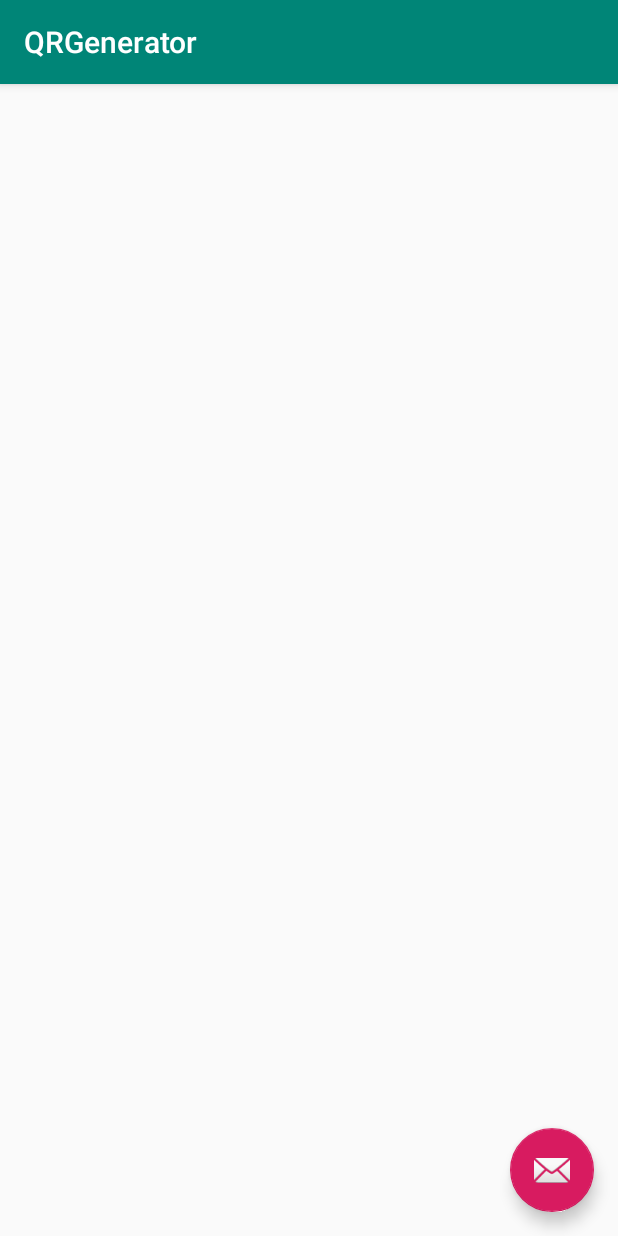
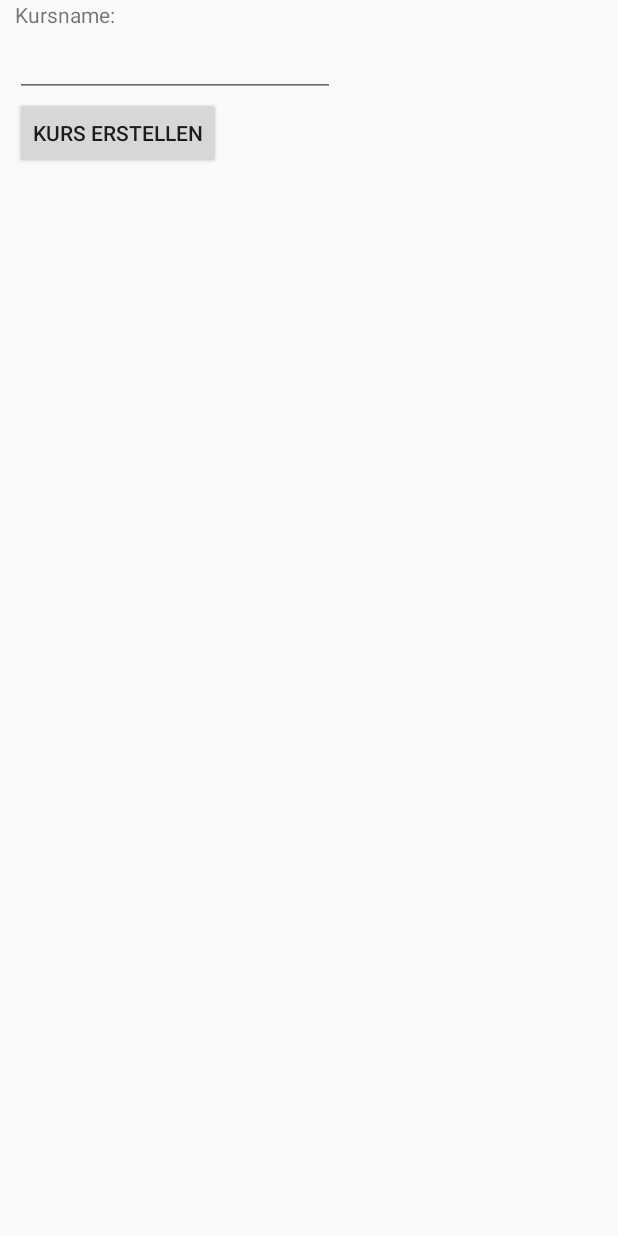
Before and after one commit to jweyers2/GradeMe, an Android app: the QRGenerator screen opened directly, with no data from a screen before it, on a phone screen of 412 x 824 dp. Run offline under Robolectric (Android 15) with nearby library versions, the phone set to English and light mode, and no system bars; libraries missing offline, so code that uses them is left out: androidmads.library.qrgenearator.

Commit message:
Kleine Fixes und QR Generator eingebunden

```diff
--- a/app/src/main/java/com/example/grademe/QRActivity.java
+++ b/app/src/main/java/com/example/grademe/QRActivity.java
@@ -46,7 +46,7 @@ public class QRActivity extends AppCompatActivity {
                 try {
                     //converting the data to json
                     JSONObject obj = new JSONObject(result.getContents());
-                    //TODO Kurs erstellen
+                    //TODO Kurs beitreten
                     //setting values to textviews
                 } catch (JSONException e) {
                     e.printStackTrace();
--- a/app/src/main/java/com/example/grademe/QRGenerator.java
+++ b/app/src/main/java/com/example/grademe/QRGenerator.java
@@ -1,8 +1,11 @@
 package com.example.grademe;
 
+import android.app.Activity;
+import android.content.Intent;
 import android.graphics.Bitmap;
 import android.graphics.Point;
 import android.os.Bundle;
+import android.os.Environment;
 import android.support.design.widget.FloatingActionButton;
 import android.support.design.widget.Snackbar;
 import android.support.v7.app.AppCompatActivity;
@@ -11,16 +14,32 @@ import android.util.Log;
 import android.view.Display;
 import android.view.View;
 import android.view.WindowManager;
+import android.view.inputmethod.InputMethodManager;
+import android.widget.Button;
+import android.widget.EditText;
 import android.widget.ImageView;
+import android.widget.TextView;
+import android.widget.Toast;
 
 
 import com.google.zxing.WriterException;
 
+import org.w3c.dom.Text;
+
 import androidmads.library.qrgenearator.QRGContents;
 import androidmads.library.qrgenearator.QRGEncoder;
+import androidmads.library.qrgenearator.QRGSaver;
 
 public class QRGenerator extends AppCompatActivity {
 
+    private ImageView qrImage;
+    private EditText kursName;
+    private Button btnSpeichern;
+    private Button btnErstellen;
+    private TextView editName;
+    private TextView chosenName;
+    private Bitmap bitmap;
+    private String savePath = Environment.getExternalStorageDirectory().getPath() + "/QRCode/";
 
     @Override
     protected void onCreate(Bundle savedInstanceState) {
@@ -28,8 +47,29 @@ public class QRGenerator extends AppCompatActivity {
         setContentView(R.layout.activity_qrgenerator);
         Toolbar toolbar = findViewById(R.id.toolbar);
         setSupportActionBar(toolbar);
-        ImageView qrImage = findViewById(R.id.qrImage2);
 
+        qrImage = (ImageView) findViewById(R.id.qrImage2);
+        kursName = (EditText) findViewById(R.id.txtName);
+        editName = (TextView) findViewById(R.id.editName);
+        chosenName = (TextView) findViewById(R.id.chosenName);
+        btnSpeichern = (Button) findViewById(R.id.btnSpeichern);
+        btnSpeichern.setVisibility(View.INVISIBLE);
+        chosenName.setVisibility(View.INVISIBLE);
+
+        kursName.setOnFocusChangeListener(new View.OnFocusChangeListener() {
+            @Override
+            public void onFocusChange(View v, boolean hasFocus) {
+                if (!hasFocus) {
+                    hideKeyboard(v);
+                }
+            }
+        });
+
+        btnErstellen = (Button) findViewById(R.id.btnErstellen);
+        btnErstellen.setOnClickListener(new View.OnClickListener() {
+            @Override
+            public void onClick(View v) {
+                // QR Code generieren
                 WindowManager manager = (WindowManager) getSystemService(WINDOW_SERVICE);
                 Display display = manager.getDefaultDisplay();
                 Point point = new Point();
@@ -39,17 +79,43 @@ public class QRGenerator extends AppCompatActivity {
                 int smallerDimension = width < height ? width : height;
                 smallerDimension = smallerDimension * 3 / 4;
 
-        // TODO Fülle input value mit laufender Nummer aus DB
+                // TODO Erstelle in DB Kurs mit Namen wie in variable kursName und speicher Kursnummer in inputValue
                 String inputValue = "0";
                 QRGEncoder qrgEncoder = new QRGEncoder(inputValue, null, QRGContents.Type.TEXT,smallerDimension);
 
-        Bitmap bitmap;
                 try {
                     bitmap = qrgEncoder.encodeAsBitmap();
                     qrImage.setImageBitmap(bitmap);
                 } catch (WriterException e) {
                     Log.v("Error", e.toString());
                 }
+                btnSpeichern.setVisibility(View.VISIBLE);
+                btnErstellen.setVisibility(View.INVISIBLE);
+                kursName.setVisibility(View.INVISIBLE);
+                editName.setVisibility(View.INVISIBLE);
+                chosenName.setText(kursName.getText());
+                chosenName.setVisibility(View.VISIBLE);
+                btnSpeichern.setOnClickListener(new View.OnClickListener() {
+                    @Override
+                    public void onClick(View v) {
+                        boolean save;
+                        String result;
+                        try {
+                            save = QRGSaver.save(savePath, kursName.getText().toString().trim(), bitmap, QRGContents.ImageType.IMAGE_JPEG);
+                            result = save ? "Gespeichert" : "Nicht gespeichert";
+                            Toast.makeText(getApplicationContext(), result, Toast.LENGTH_LONG).show();
+                        } catch (Exception e) {
+                            e.printStackTrace();
+                        }
+                    }
+                });
+            }
+        });
+    }
+
+    public void hideKeyboard(View view) {
+        InputMethodManager inputMethodManager =(InputMethodManager)getSystemService(Activity.INPUT_METHOD_SERVICE);
+        inputMethodManager.hideSoftInputFromWindow(view.getWindowToken(), 0);
     }
 
 }
--- a/app/src/main/res/layout/activity_qrgenerator.xml
+++ b/app/src/main/res/layout/activity_qrgenerator.xml
@@ -1,4 +1,49 @@
 <?xml version="1.0" encoding="utf-8"?>
+<LinearLayout xmlns:android="http://schemas.android.com/apk/res/android"
+        android:orientation="vertical" android:layout_width="match_parent"
+        android:layout_height="match_parent"
+        android:clickable="true"
+        android:focusableInTouchMode="true" >
+    <TextView
+        android:id="@+id/editName"
+        android:layout_width="wrap_content"
+        android:layout_height="wrap_content"
+        android:text="Kursname:"
+        android:layout_marginLeft="10dp" />
+    <EditText
+        android:id="@+id/txtName"
+        android:layout_width="wrap_content"
+        android:layout_height="wrap_content"
+        android:layout_marginLeft="10dp"
+        android:text=""
+        android:ems="10" />
+    <Button
+        android:id="@+id/btnErstellen"
+        android:layout_width="wrap_content"
+        android:layout_height="wrap_content"
+        android:layout_marginLeft="10dp"
+        android:text="Kurs erstellen" />
+    <TextView
+        android:id="@+id/chosenName"
+        android:layout_width="wrap_content"
+        android:layout_height="wrap_content"
+        android:text=""
+        android:layout_marginLeft="10dp" />
+    <ImageView
+        android:id="@+id/qrImage2"
+        android:layout_marginLeft="10dp"
+        android:layout_width="wrap_content"
+        android:layout_height="wrap_content" />
+    <Button
+        android:id="@+id/btnSpeichern"
+        android:layout_width="wrap_content"
+        android:layout_height="wrap_content"
+        android:layout_marginLeft="10dp"
+        android:text="QR Code speichern" />
+
+</LinearLayout>
+
+    <!--<?xml version="1.0" encoding="utf-8"?>
     <android.support.design.widget.CoordinatorLayout xmlns:android="http://schemas.android.com/apk/res/android"
         xmlns:app="http://schemas.android.com/apk/res-auto"
         xmlns:tools="http://schemas.android.com/tools"
@@ -30,11 +75,4 @@
             android:layout_margin="@dimen/fab_margin"
             app:srcCompat="@android:drawable/ic_dialog_email" />
 
-    <ImageView
-        android:id="@+id/qrImage2"
-        android:layout_marginTop="25dp"
-        android:layout_width="wrap_content"
-        android:layout_height="wrap_content"
-        app:srcCompat="@android:color/background_dark" />
-
-</android.support.design.widget.CoordinatorLayout>
+</android.support.design.widget.CoordinatorLayout>-->
```
Also changed, not shown: app/src/main/java/com/example/grademe/KurseFragment.java (+10 -3 lines), app/src/main/java/com/example/grademe/MainActivity.java (+24 -3 lines), app/src/main/java/com/example/grademe/RegistrationActivity.java (+32 -2 lines), app/src/main/res/layout/activity_main.xml (+5 -3 lines), app/src/main/res/layout/registration.xml (+7 -5 lines). Lines whose indentation alone changed are shown as unchanged.
